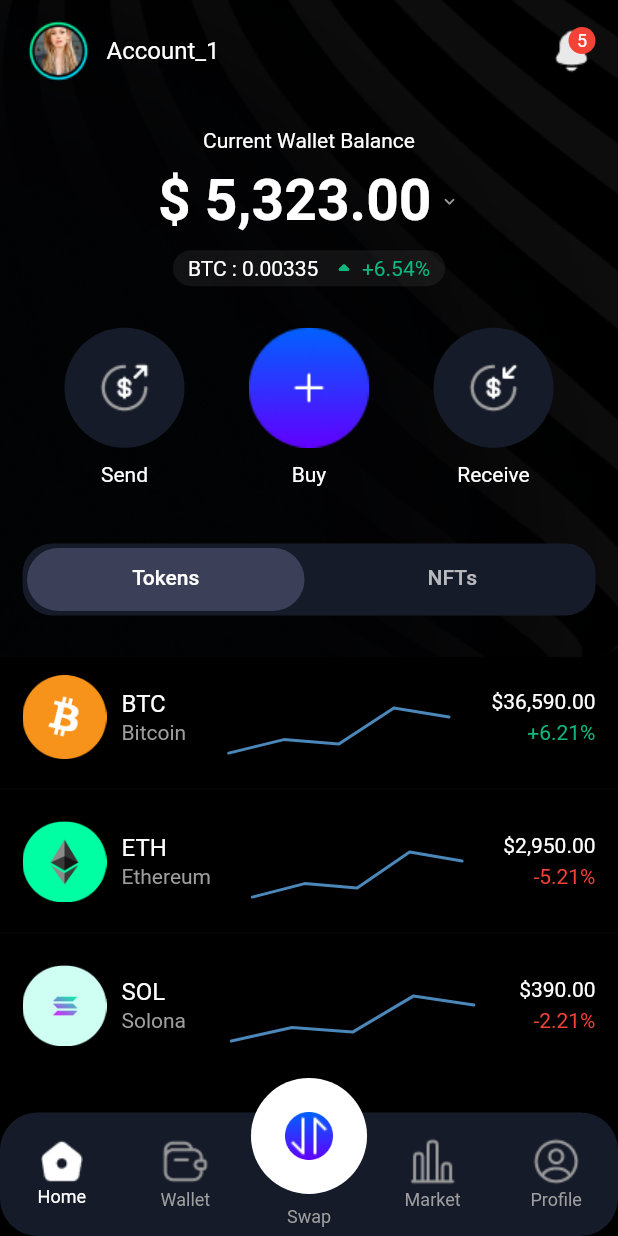
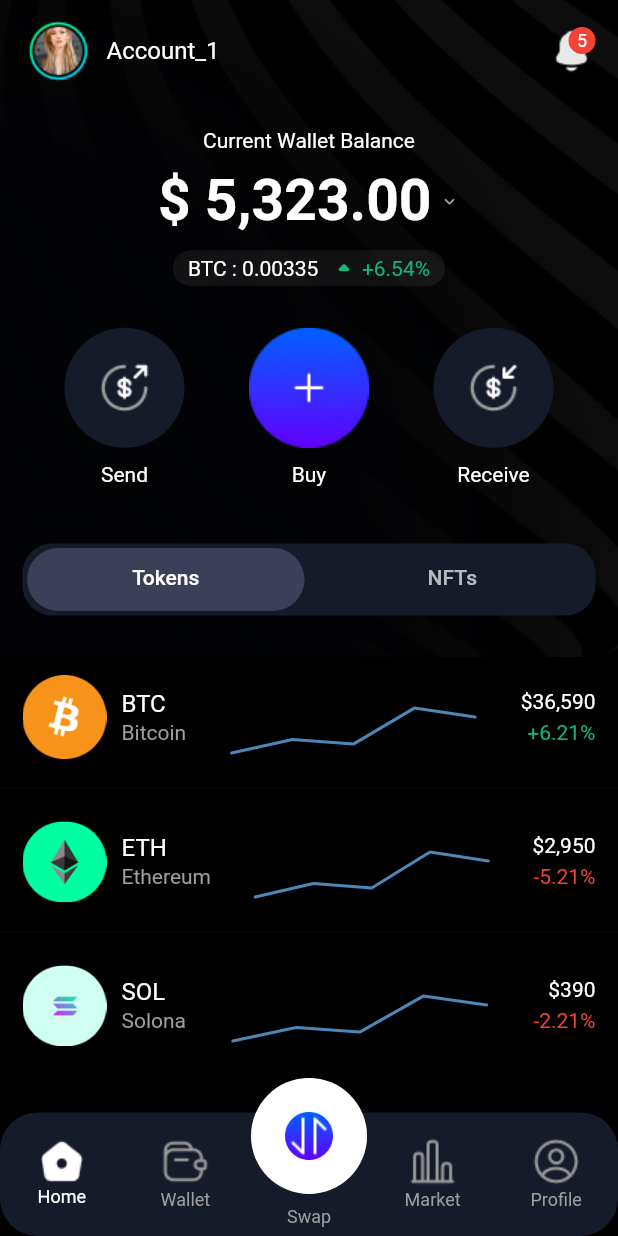
Before and after one commit to subarnaPdl/nft_wallet, a Flutter app: the screen it shows after launch, on a phone screen of 412 x 824 dp. Run offline on Flutter 3.47's test engine with Material 2 defaults, Android fonts, the phone set to English and light mode, and no system bars; drawn by our look-alikes of persistent_bottom_nav_bar_v2; our stand-ins replace syncfusion_flutter_charts, tab_indicator_styler.

Commit message:
formatted code

```diff
--- a/lib/home_screen/pages/home_page/domain/data.dart
+++ b/lib/home_screen/pages/home_page/domain/data.dart
@@ -1,31 +1,35 @@
 import 'package:nft_wallet/home_screen/pages/home_page/domain/chart_data_model.dart';
+import 'package:nft_wallet/home_screen/pages/home_page/domain/token_model.dart';
 
-Map tokens = {
-  0: {
-    'shortForm': 'BTC',
-    'fullForm': 'Bitcoin',
-    'img': 'bitcoin.png',
-    'value': '\$36,590.00',
-    'changeRate': '6.21%',
-    'isIncreased': true,
-  },
-  1: {
-    'shortForm': 'ETH',
-    'fullForm': 'Ethereum',
-    'img': 'ethereum.png',
-    'value': '\$2,950.00',
-    'changeRate': '5.21%',
-    'isIncreased': false,
-  },
-  2: {
-    'shortForm': 'SOL',
-    'fullForm': 'Solona',
-    'img': 'solona.png',
-    'value': '\$390.00',
-    'changeRate': '2.21%',
-    'isIncreased': false,
-  },
-};
+List<Token> tokens = [
+  Token(
+    id: 0,
+    shortForm: 'BTC',
+    fullForm: 'Bitcoin',
+    img: 'bitcoin.png',
+    value: 36590.00,
+    changeRate: 6.21,
+    isIncreased: true,
+  ),
+  Token(
+    id: 1,
+    shortForm: 'ETH',
+    fullForm: 'Ethereum',
+    img: 'ethereum.png',
+    value: 2950.00,
+    changeRate: 5.21,
+    isIncreased: false,
+  ),
+  Token(
+    id: 2,
+    shortForm: 'SOL',
+    fullForm: 'Solona',
+    img: 'solona.png',
+    value: 390.00,
+    changeRate: 2.21,
+    isIncreased: false,
+  ),
+];
 
 List<ChartData> data = [
   ChartData(10, 2018),
--- /dev/null
+++ b/lib/home_screen/pages/home_page/domain/token_model.dart
@@ -0,0 +1,18 @@
+class Token {
+  final int id;
+  final String shortForm;
+  final String fullForm;
+  final String img;
+  final double value;
+  final double changeRate;
+  final bool isIncreased;
+  Token({
+    required this.id,
+    required this.shortForm,
+    required this.fullForm,
+    required this.img,
+    required this.value,
+    required this.changeRate,
+    required this.isIncreased,
+  });
+}
--- a/lib/widgets/listtile.dart
+++ b/lib/widgets/listtile.dart
@@ -2,14 +2,20 @@ import 'package:flutter/material.dart';
 import 'package:nft_wallet/home_screen/pages/home_page/domain/chart_data_model.dart';
 import 'package:nft_wallet/home_screen/pages/home_page/domain/data.dart';
 import 'package:syncfusion_flutter_charts/charts.dart';
+// ignore: depend_on_referenced_packages
+import 'package:intl/intl.dart';
 
 class MyListTile extends StatelessWidget {
-  const MyListTile({
+  MyListTile({
     Key? key,
     required this.index,
   }) : super(key: key);
 
   final int index;
+
+  // Format integers
+  // 1000 => 1,000
+  final NumberFormat formatNum = NumberFormat.decimalPattern('en_us');
 
   @override
   Widget build(BuildContext context) {
@@ -19,7 +25,7 @@ class MyListTile extends StatelessWidget {
         children: [
           // Leading
           Image.asset(
-            'assets/images/stocks/${tokens[index]['img']}',
+            'assets/images/stocks/${tokens[index].img}',
             height: 56,
             width: 56,
           ),
@@ -32,14 +38,14 @@ class MyListTile extends StatelessWidget {
             children: [
               // Title
               Text(
-                tokens[index]['shortForm'],
+                tokens[index].shortForm,
                 style: const TextStyle(fontSize: 16),
               ),
               const SizedBox(height: 2),
 
               // Subtitle
               Text(
-                tokens[index]['fullForm'],
+                tokens[index].fullForm,
                 style: TextStyle(
                     fontSize: 14,
                     color: Theme.of(context).colorScheme.onSecondary),
@@ -60,7 +66,7 @@ class MyListTile extends StatelessWidget {
                 series: <ChartSeries<ChartData, String>>[
                   LineSeries(
                     dataSource: data,
-                    pointColorMapper: (_, __) => tokens[index]['isIncreased']
+                    pointColorMapper: (_, __) => tokens[index].isIncreased
                         ? Theme.of(context).colorScheme.tertiary
                         : Theme.of(context).colorScheme.tertiaryContainer,
                     xValueMapper: (ChartData data, _) => data.year.toString(),
@@ -76,12 +82,12 @@ class MyListTile extends StatelessWidget {
             crossAxisAlignment: CrossAxisAlignment.end,
             mainAxisAlignment: MainAxisAlignment.center,
             children: [
-              Text(tokens[index]['value']),
+              Text('\$${formatNum.format(tokens[index].value)}'),
               const SizedBox(height: 5),
               Text(
-                '${tokens[index]['isIncreased'] ? '+' : '-'}${tokens[index]['changeRate']}',
+                '${tokens[index].isIncreased ? '+' : '-'}${tokens[index].changeRate}%',
                 style: TextStyle(
-                    color: tokens[index]['isIncreased']
+                    color: tokens[index].isIncreased
                         ? Theme.of(context).colorScheme.tertiary
                         : Theme.of(context).colorScheme.tertiaryContainer),
               ),
```
